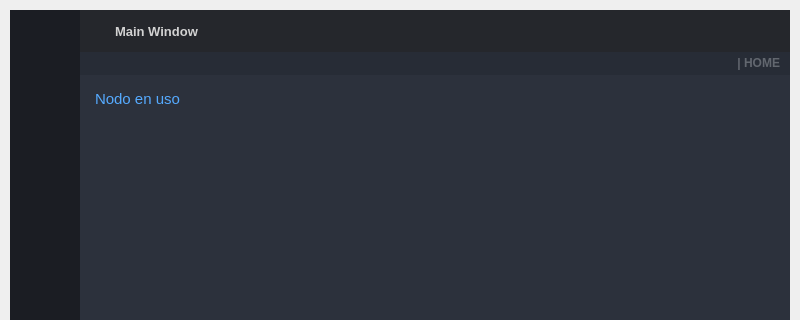
The window that visuals/mainWindow.ui (dariolggomez/NET-Simulator) describes before a commit, drawn with Qt 5; both pictures show x 0 to 800 and y 0 to 320 of the 800 by 614 pixel window.
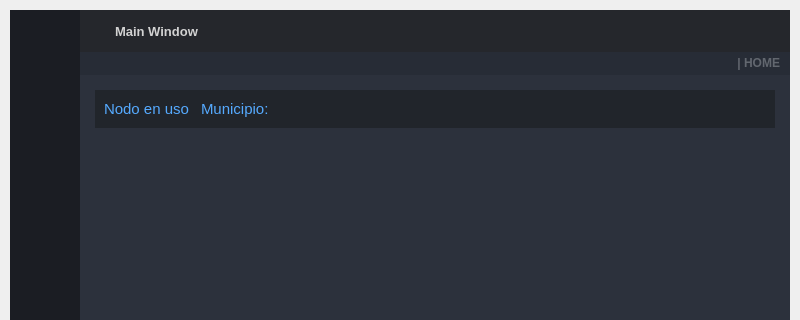
The same window after the commit. Icons and pictures are not drawn.

Commit message: net node city label

```diff
--- a/visuals/mainWindow.ui
+++ b/visuals/mainWindow.ui
@@ -1119,6 +1119,9 @@
                        </property>
                        <item>
                         <widget class="QFrame" name="content_information">
+                         <property name="styleSheet">
+                          <string notr="true">background-color: rgb(33, 37, 43);</string>
+                         </property>
                          <property name="frameShape">
                           <enum>QFrame::NoFrame</enum>
                          </property>
@@ -1126,23 +1129,20 @@
                           <enum>QFrame::Raised</enum>
                          </property>
                          <layout class="QHBoxLayout" name="horizontalLayout_11">
-                          <property name="leftMargin">
-                           <number>0</number>
-                          </property>
-                          <property name="topMargin">
-                           <number>0</number>
-                          </property>
-                          <property name="rightMargin">
-                           <number>0</number>
-                          </property>
-                          <property name="bottomMargin">
-                           <number>0</number>
+                          <property name="spacing">
+                           <number>12</number>
                           </property>
                           <item>
                            <widget class="QLabel" name="net_node_in_use">
+                            <property name="sizePolicy">
+                             <sizepolicy hsizetype="Fixed" vsizetype="Preferred">
+                              <horstretch>0</horstretch>
+                              <verstretch>0</verstretch>
+                             </sizepolicy>
+                            </property>
                             <property name="maximumSize">
                              <size>
-                              <width>130</width>
+                              <width>167777</width>
                               <height>16777215</height>
                              </size>
                             </property>
@@ -1156,10 +1156,19 @@
                             <property name="text">
                              <string>Nodo en uso</string>
                             </property>
+                            <property name="wordWrap">
+                             <bool>true</bool>
+                            </property>
                            </widget>
                           </item>
                           <item>
-                           <widget class="QLabel" name="current_net_node">
+                           <widget class="QLabel" name="city_label">
+                            <property name="maximumSize">
+                             <size>
+                              <width>100</width>
+                              <height>16777215</height>
+                             </size>
+                            </property>
                             <property name="font">
                              <font>
                               <pointsize>11</pointsize>
@@ -1169,10 +1178,50 @@
                              <string notr="true"/>
                             </property>
                             <property name="text">
+                             <string>Municipio:</string>
+                            </property>
+                           </widget>
+                          </item>
+                          <item>
+                           <widget class="QLabel" name="net_node_city">
+                            <property name="sizePolicy">
+                             <sizepolicy hsizetype="Preferred" vsizetype="Preferred">
+                              <horstretch>0</horstretch>
+                              <verstretch>0</verstretch>
+                             </sizepolicy>
+                            </property>
+                            <property name="minimumSize">
+                             <size>
+                              <width>50</width>
+                              <height>0</height>
+                             </size>
+                            </property>
+                            <property name="font">
+                             <font>
+                              <pointsize>11</pointsize>
+                             </font>
+                            </property>
+                            <property name="text">
                              <string/>
                             </property>
+                            <property name="wordWrap">
+                             <bool>true</bool>
+                            </property>
                            </widget>
                           </item>
+                          <item>
+                           <spacer name="horizontalSpacer_6">
+                            <property name="orientation">
+                             <enum>Qt::Horizontal</enum>
+                            </property>
+                            <property name="sizeHint" stdset="0">
+                             <size>
+                              <width>360</width>
+                              <height>20</height>
+                             </size>
+                            </property>
+                           </spacer>
+                          </item>
                          </layout>
                         </widget>
                        </item>
```
The commit also changes 4 other files.
